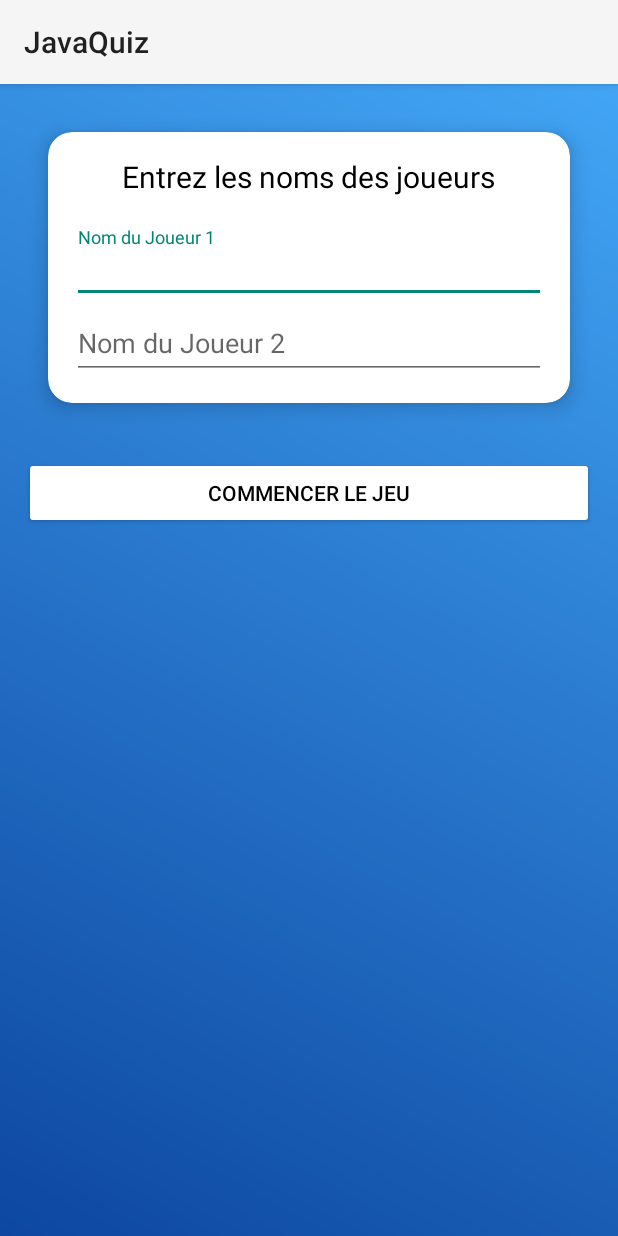
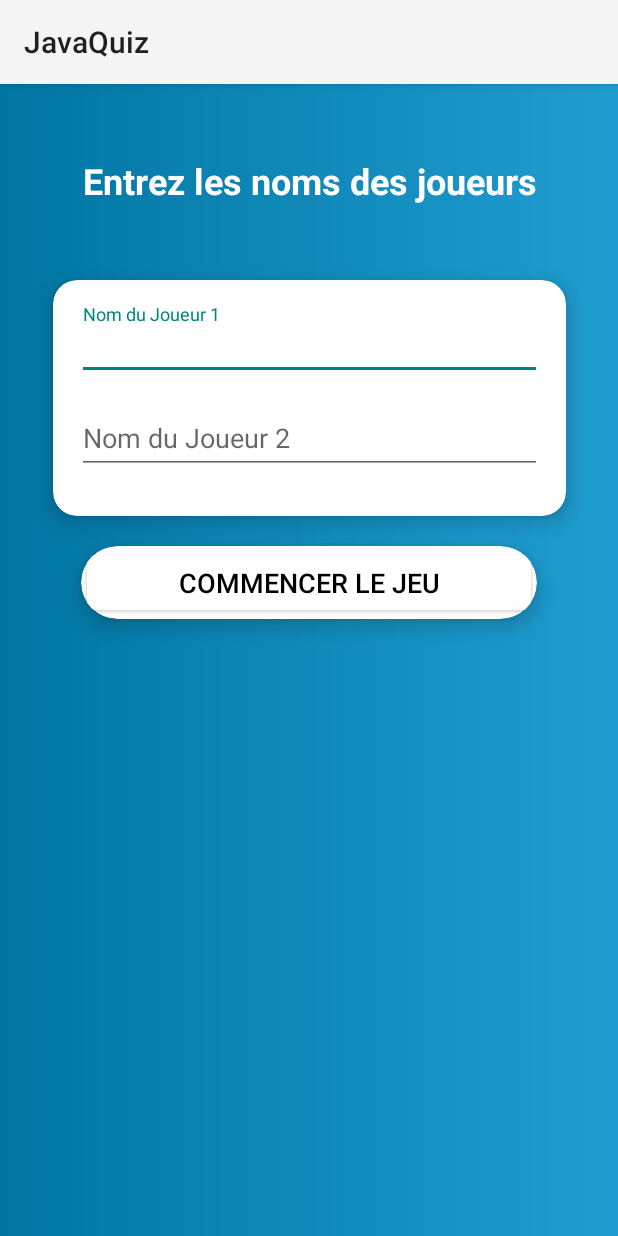
Before and after one commit to sofexbk/PROJET_Jaquiz_G2, an Android app: the PlayerNamesActivity screen opened directly, with no data from a screen before it, on a phone screen of 412 x 824 dp. Run offline under Robolectric (Android 15) with nearby library versions, the phone set to English and light mode, and no system bars.

Commit message:
some frontend changes

```diff
--- a/app/src/main/res/drawable/home_background.xml
+++ b/app/src/main/res/drawable/home_background.xml
@@ -1,6 +1,15 @@
-<shape xmlns:android="http://schemas.android.com/apk/res/android" android:shape="rectangle">
-    <gradient
-        android:startColor="#0d47a1"
-        android:endColor="#42a5f5"
-        android:angle="45" />
-</shape>
+<?xml version="1.0" encoding="utf-8"?>
+<layer-list xmlns:android="http://schemas.android.com/apk/res/android">
+    <item>
+        <shape android:shape="rectangle">
+            <gradient
+                android:startColor="#0075A2"
+                android:endColor="#209DD0"
+                android:gradientRadius="0dp"
+                android:type="linear"
+                android:centerX="50%"
+                android:centerY="30%"
+                android:useLevel="false" />
+        </shape>
+    </item>
+</layer-list>
--- a/app/src/main/res/layout/activity_multiplayer.xml
+++ b/app/src/main/res/layout/activity_multiplayer.xml
@@ -12,6 +12,7 @@
         android:text="Multijoueur"
         android:textSize="24sp"
         android:layout_marginTop="32dp"
+        android:layout_marginBottom="90dp"
         android:layout_centerHorizontal="true"
         android:textColor="#FFFFFF" />
 
--- a/app/src/main/res/layout/activity_player_names.xml
+++ b/app/src/main/res/layout/activity_player_names.xml
@@ -1,42 +1,50 @@
-<LinearLayout xmlns:android="http://schemas.android.com/apk/res/android"
+<androidx.constraintlayout.widget.ConstraintLayout xmlns:android="http://schemas.android.com/apk/res/android"
+    xmlns:app="http://schemas.android.com/apk/res-auto"
     android:layout_width="match_parent"
     android:layout_height="match_parent"
-    xmlns:app="http://schemas.android.com/apk/res-auto"
-    android:orientation="vertical"
-    android:padding="16dp"
-    android:background="@drawable/home_background">
+    android:background="@drawable/home_background"
+    android:padding="16dp">
 
-
+    <!-- Title -->
+    <TextView
+        android:id="@+id/title"
+        android:layout_width="wrap_content"
+        android:layout_height="wrap_content"
+        android:text="Entrez les noms des joueurs"
+        android:textSize="24sp"
+        android:textStyle="bold"
+        android:gravity="center"
+        android:textColor="#FFFFFF"
+        android:layout_marginTop="32dp"
+        app:layout_constraintTop_toTopOf="parent"
+        app:layout_constraintStart_toStartOf="parent"
+        app:layout_constraintEnd_toEndOf="parent"
+        app:layout_constraintVertical_bias="0.15" />
 
     <!-- CardView for Input Fields -->
     <androidx.cardview.widget.CardView
-        android:layout_width="match_parent"
+        android:id="@+id/card_input_fields"
+        android:layout_width="0dp"
         android:layout_height="wrap_content"
-        android:layout_margin="16dp"
         app:cardCornerRadius="16dp"
         app:cardElevation="8dp"
-        app:cardBackgroundColor="#ffffff">
+        android:layout_marginTop="50dp"
+        app:cardBackgroundColor="#ffffff"
+        app:layout_constraintTop_toBottomOf="@id/title"
+        app:layout_constraintStart_toStartOf="parent"
+        app:layout_constraintEnd_toEndOf="parent"
+        app:layout_constraintWidth_percent="0.9">
 
         <ScrollView
             android:layout_width="match_parent"
-            android:layout_height="wrap_content">
+            android:layout_height="wrap_content"
+            android:padding="16dp">
 
             <LinearLayout
                 android:id="@+id/input_container"
                 android:layout_width="match_parent"
                 android:layout_height="wrap_content"
-                android:orientation="vertical"
-                android:padding="16dp">
-
-                <TextView
-                    android:id="@+id/title"
-                    android:layout_width="wrap_content"
-                    android:layout_height="wrap_content"
-                    android:text="Entrez les noms des joueurs"
-                    android:textSize="20sp"
-                    android:layout_gravity="center_horizontal"
-                    android:layout_marginBottom="20dp"
-                    android:textColor="#000000" />
+                android:orientation="vertical">
 
                 <!-- Player 1 -->
                 <com.google.android.material.textfield.TextInputLayout
@@ -45,11 +53,12 @@
                     android:layout_height="wrap_content"
                     android:hint="Nom du Joueur 1"
                     app:boxBackgroundMode="outline"
-                    app:boxStrokeColor="#0d47a1"
+                    app:boxStrokeColor="#4CAF50"
                     app:boxCornerRadiusTopStart="12dp"
                     app:boxCornerRadiusTopEnd="12dp"
                     app:boxCornerRadiusBottomStart="12dp"
-                    app:boxCornerRadiusBottomEnd="12dp">
+                    app:boxCornerRadiusBottomEnd="12dp"
+                    android:layout_marginBottom="12dp">
 
                     <com.google.android.material.textfield.TextInputEditText
                         android:id="@+id/player1_input"
@@ -66,11 +75,12 @@
                     android:layout_height="wrap_content"
                     android:hint="Nom du Joueur 2"
                     app:boxBackgroundMode="outline"
-                    app:boxStrokeColor="#0d47a1"
+                    app:boxStrokeColor="#4CAF50"
                     app:boxCornerRadiusTopStart="12dp"
                     app:boxCornerRadiusTopEnd="12dp"
                     app:boxCornerRadiusBottomStart="12dp"
-                    app:boxCornerRadiusBottomEnd="12dp">
+                    app:boxCornerRadiusBottomEnd="12dp"
+                    android:layout_marginBottom="12dp">
 
                     <com.google.android.material.textfield.TextInputEditText
                         android:id="@+id/player2_input"
@@ -88,11 +98,12 @@
                     android:hint="Nom du Joueur 3"
                     android:visibility="gone"
                     app:boxBackgroundMode="outline"
-                    app:boxStrokeColor="#0d47a1"
+                    app:boxStrokeColor="#4CAF50"
                     app:boxCornerRadiusTopStart="12dp"
                     app:boxCornerRadiusTopEnd="12dp"
                     app:boxCornerRadiusBottomStart="12dp"
-                    app:boxCornerRadiusBottomEnd="12dp">
+                    app:boxCornerRadiusBottomEnd="12dp"
+                    android:layout_marginBottom="12dp">
 
                     <com.google.android.material.textfield.TextInputEditText
                         android:id="@+id/player3_input"
@@ -110,7 +121,7 @@
                     android:hint="Nom du Joueur 4"
                     android:visibility="gone"
                     app:boxBackgroundMode="outline"
-                    app:boxStrokeColor="#0d47a1"
+                    app:boxStrokeColor="#4CAF50"
                     app:boxCornerRadiusTopStart="12dp"
                     app:boxCornerRadiusTopEnd="12dp"
                     app:boxCornerRadiusBottomStart="12dp"
@@ -127,6 +138,18 @@
         </ScrollView>
     </androidx.cardview.widget.CardView>
 
+    <!-- Start Game Button -->
+    <androidx.cardview.widget.CardView
+        android:layout_width="0dp"
+        android:layout_height="wrap_content"
+        app:cardCornerRadius="25dp"
+        app:cardElevation="8dp"
+        app:layout_constraintTop_toBottomOf="@id/card_input_fields"
+        app:layout_constraintStart_toStartOf="parent"
+        app:layout_constraintEnd_toEndOf="parent"
+        app:layout_constraintWidth_percent="0.8"
+        android:layout_marginTop="20dp">
+
         <Button
             android:id="@+id/btn_start_game"
             android:layout_width="match_parent"
@@ -134,6 +157,9 @@
             android:text="Commencer le jeu"
             android:backgroundTint="#FFFFFF"
             android:textColor="#000000"
-        android:layout_marginTop="20dp"
-        android:layout_marginBottom="16dp" />
-</LinearLayout>
+            android:padding="12dp"
+            android:textSize="18sp"
+            android:foreground="?attr/selectableItemBackground"
+        />
+    </androidx.cardview.widget.CardView>
+</androidx.constraintlayout.widget.ConstraintLayout>
--- a/build.gradle
+++ b/build.gradle
@@ -1,4 +1,5 @@
 // Top-level build file where you can add configuration options common to all sub-projects/modules.
 plugins {
 alias(libs.plugins.android.application) apply false
+    id 'com.android.library' version '8.3.2' apply false
 }
```
Also changed, not shown: app/src/main/java/com/example/javaquiz/LevelSelectionActivity.java (+1 -8 lines), app/src/main/java/com/example/javaquiz/SoloPlayActivity.java (+1 -8 lines), app/src/main/res/layout/activity_home_screen.xml (+30 -3 lines), app/src/main/res/layout/activity_solo_play.xml (+64 -66 lines), app/src/main/res/drawable/exam.png (added), app/src/main/res/drawable/java_white.png (added), app/src/main/res/drawable/practice.jpg (added). Lines whose indentation alone changed are shown as unchanged.
